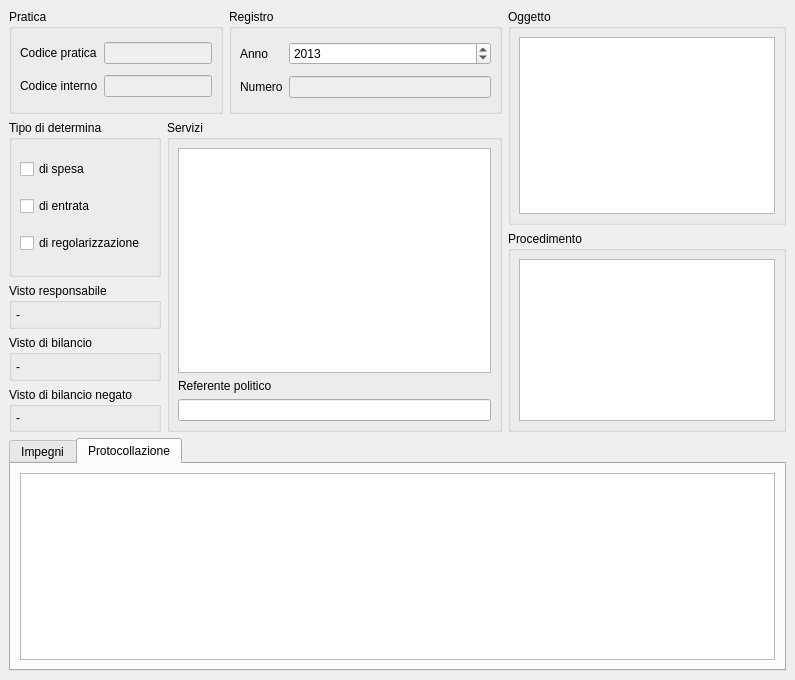
This is src/com/axiastudio/suite/deliberedetermine/forms/determina.ui in tizianolattisi/suitegda as Qt 5 draws it before an edit. The edited form follows.
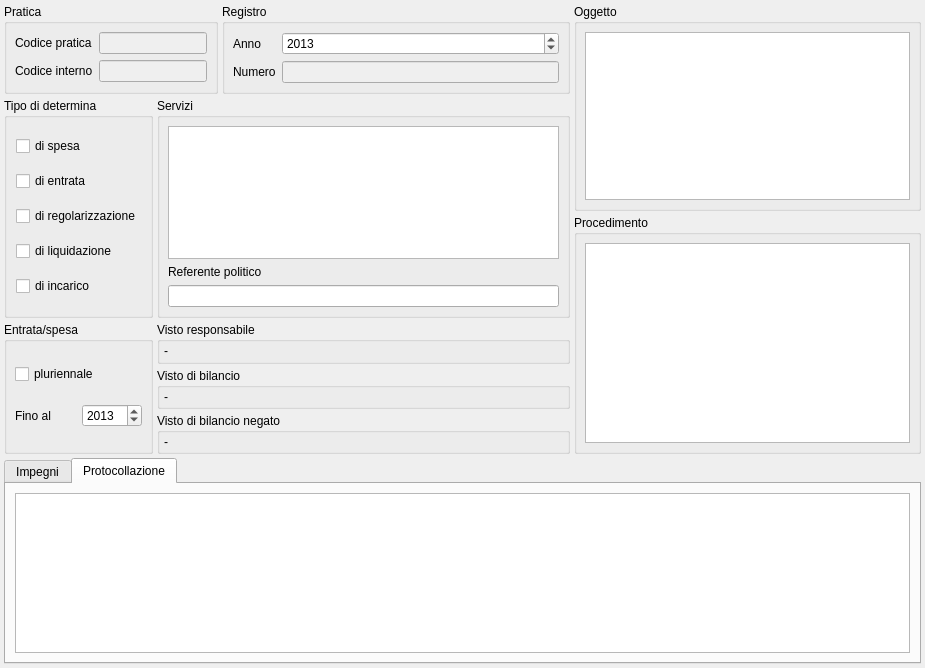
This is the edited form. The open tabs and pages were chosen to show the change. Custom widgets are drawn as their Qt base class.

Commit message: Determina: inseriti boolean 'diliquidazione' e 'diincarico'; piccolo restyling form

```diff
--- a/src/com/axiastudio/suite/deliberedetermine/forms/determina.ui
+++ b/src/com/axiastudio/suite/deliberedetermine/forms/determina.ui
@@ -6,8 +6,8 @@
    <rect>
     <x>0</x>
     <y>0</y>
-    <width>795</width>
-    <height>680</height>
+    <width>925</width>
+    <height>668</height>
    </rect>
   </property>
   <property name="windowTitle">
@@ -23,7 +23,13 @@
    <string>&lt;</string>
   </property>
   <widget class="QWidget" name="centralwidget">
-   <layout class="QGridLayout" name="gridLayout_3">
+   <layout class="QGridLayout" name="gridLayout_4">
+    <property name="margin">
+     <number>4</number>
+    </property>
+    <property name="spacing">
+     <number>4</number>
+    </property>
     <item row="0" column="0" colspan="2">
      <widget class="QGroupBox" name="groupBox_6">
       <property name="title">
@@ -194,19 +200,7 @@
       <property name="title">
        <string>Tipo di determina</string>
       </property>
-      <layout class="QVBoxLayout" name="verticalLayout_6">
-       <property name="leftMargin">
-        <number>8</number>
-       </property>
-       <property name="topMargin">
-        <number>8</number>
-       </property>
-       <property name="rightMargin">
-        <number>8</number>
-       </property>
-       <property name="bottomMargin">
-        <number>8</number>
-       </property>
+      <layout class="QVBoxLayout" name="verticalLayout_5">
        <item>
         <widget class="QCheckBox" name="checkBox_4">
          <property name="text">
@@ -246,10 +240,36 @@
          </property>
         </widget>
        </item>
+       <item>
+        <widget class="QCheckBox" name="checkBox_7">
+         <property name="text">
+          <string>di liquidazione</string>
+         </property>
+         <property name="column" stdset="0">
+          <string>diLiquidazione</string>
+         </property>
+         <property name="search" stdset="0">
+          <bool>true</bool>
+         </property>
+        </widget>
+       </item>
+       <item>
+        <widget class="QCheckBox" name="checkBox_8">
+         <property name="text">
+          <string>di incarico</string>
+         </property>
+         <property name="column" stdset="0">
+          <string>diIncarico</string>
+         </property>
+         <property name="search" stdset="0">
+          <bool>true</bool>
+         </property>
+        </widget>
+       </item>
       </layout>
      </widget>
     </item>
-    <item row="1" column="1" rowspan="5" colspan="2">
+    <item row="1" column="1" rowspan="2" colspan="2">
      <widget class="QGroupBox" name="groupBox">
       <property name="title">
        <string>Servizi</string>
@@ -330,23 +350,83 @@
       </layout>
      </widget>
     </item>
-    <item row="3" column="0">
+    <item row="3" column="0" rowspan="3">
+     <widget class="QGroupBox" name="groupBox_10">
+      <property name="title">
+       <string>Entrata/spesa</string>
+      </property>
+      <layout class="QGridLayout" name="gridLayout_3">
+       <property name="margin">
+        <number>8</number>
+       </property>
+       <item row="2" column="1">
+        <widget class="QSpinBox" name="spinBox_2">
+         <property name="frame">
+          <bool>true</bool>
+         </property>
+         <property name="keyboardTracking">
+          <bool>true</bool>
+         </property>
+         <property name="minimum">
+          <number>2000</number>
+         </property>
+         <property name="maximum">
+          <number>2040</number>
+         </property>
+         <property name="value">
+          <number>2013</number>
+         </property>
+         <property name="column" stdset="0">
+          <string>finoAdAnno</string>
+         </property>
+         <property name="search" stdset="0">
+          <bool>false</bool>
+         </property>
+        </widget>
+       </item>
+       <item row="2" column="0">
+        <widget class="QLabel" name="label_6">
+         <property name="text">
+          <string>Fino al</string>
+         </property>
+        </widget>
+       </item>
+       <item row="0" column="0" colspan="2">
+        <widget class="QCheckBox" name="checkBox_9">
+         <property name="text">
+          <string>pluriennale</string>
+         </property>
+         <property name="column" stdset="0">
+          <string>pluriennale</string>
+         </property>
+         <property name="search" stdset="0">
+          <bool>true</bool>
+         </property>
+        </widget>
+       </item>
+      </layout>
+     </widget>
+    </item>
+    <item row="3" column="1" colspan="2">
      <widget class="QGroupBox" name="groupBox_2">
       <property name="title">
        <string>Visto responsabile</string>
       </property>
       <layout class="QVBoxLayout" name="verticalLayout_2">
+       <property name="spacing">
+        <number>4</number>
+       </property>
        <property name="leftMargin">
         <number>4</number>
        </property>
        <property name="topMargin">
-        <number>4</number>
+        <number>2</number>
        </property>
        <property name="rightMargin">
         <number>4</number>
        </property>
        <property name="bottomMargin">
-        <number>4</number>
+        <number>3</number>
        </property>
        <item>
         <widget class="QLabel" name="label_vistoResponsabile">
@@ -358,23 +438,26 @@
       </layout>
      </widget>
     </item>
-    <item row="4" column="0">
+    <item row="4" column="1" colspan="2">
      <widget class="QGroupBox" name="groupBox_3">
       <property name="title">
        <string>Visto di bilancio</string>
       </property>
       <layout class="QVBoxLayout" name="verticalLayout_3">
+       <property name="spacing">
+        <number>4</number>
+       </property>
        <property name="leftMargin">
         <number>4</number>
        </property>
        <property name="topMargin">
-        <number>4</number>
+        <number>2</number>
        </property>
        <property name="rightMargin">
         <number>4</number>
        </property>
        <property name="bottomMargin">
-        <number>4</number>
+        <number>2</number>
        </property>
        <item>
         <widget class="QLabel" name="label_vistoBilancio">
@@ -386,23 +469,26 @@
       </layout>
      </widget>
     </item>
-    <item row="5" column="0">
+    <item row="5" column="1" colspan="2">
      <widget class="QGroupBox" name="groupBox_9">
       <property name="title">
        <string>Visto di bilancio negato</string>
       </property>
       <layout class="QVBoxLayout" name="verticalLayout_4">
+       <property name="spacing">
+        <number>4</number>
+       </property>
        <property name="leftMargin">
         <number>4</number>
        </property>
        <property name="topMargin">
-        <number>4</number>
+        <number>2</number>
        </property>
        <property name="rightMargin">
         <number>4</number>
        </property>
        <property name="bottomMargin">
-        <number>4</number>
+        <number>2</number>
        </property>
        <item>
         <widget class="QLabel" name="label_vistoBilancioNegato">
```
Left out of the diff: 60 changed lines with no effect on the pictures. The commit also changes 2 other files.
